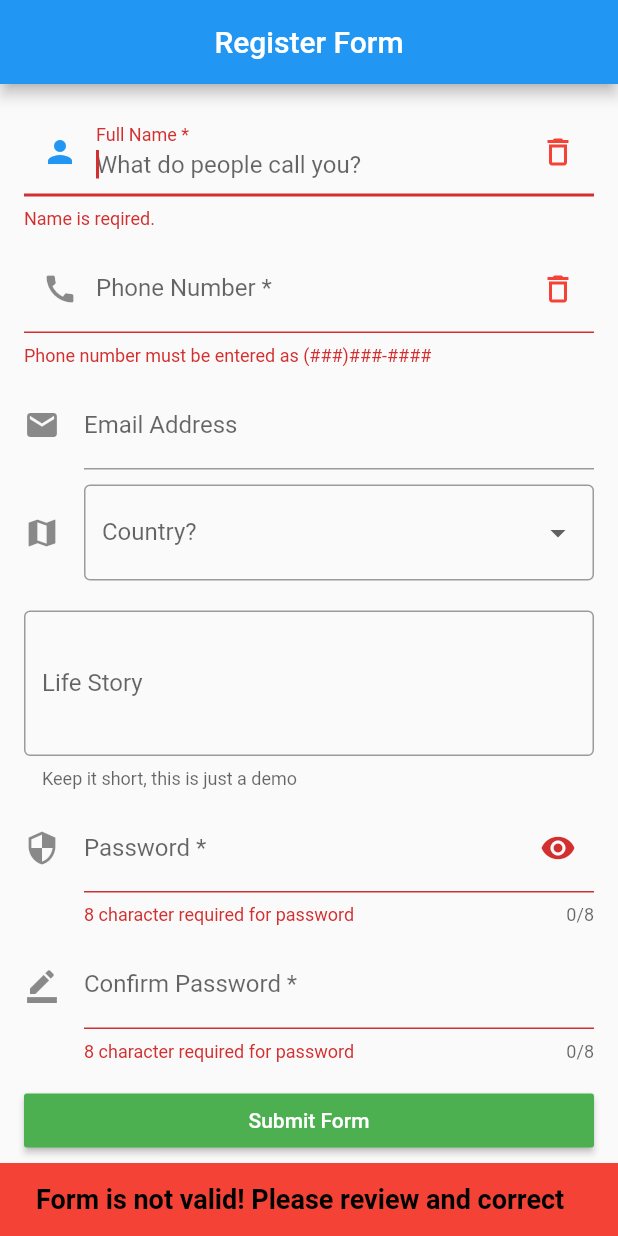
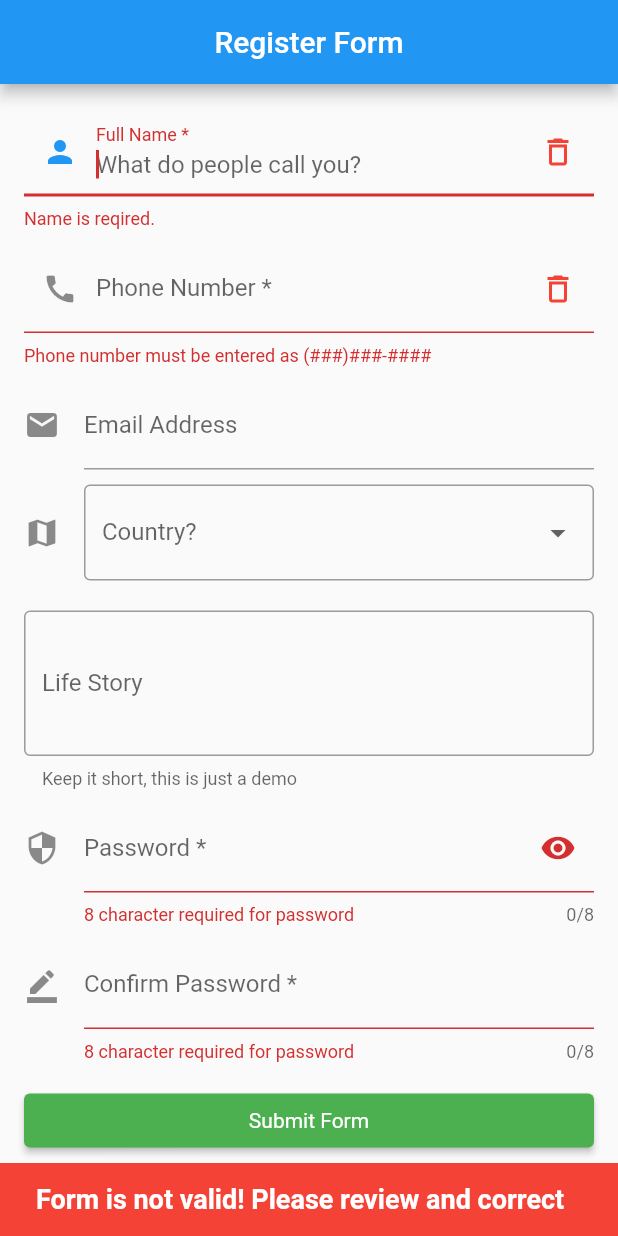
Before and after one commit to Virer2013/Learn_Flutter, a Flutter app: the screen it shows after launch, after a tap on "Submit Form", on a phone screen of 412 x 824 dp. Run offline on Flutter 3.47's test engine with Material 2 defaults, Android fonts, the light colour scheme and no system bars; our stand-ins replace cached_network_image, dartz, equatable, flutter_bloc, get_it, internet_connection_checker and 1 more; generated files the repository leaves out were written again.

Commit message:
first commit

```diff
--- a/form_example/lib/pages/register_form_page.dart
+++ b/form_example/lib/pages/register_form_page.dart
@@ -222,13 +222,14 @@ class _RegisterFormPageState extends State<RegisterFormPage> {
               validator: _validatePassword,
             ),
             SizedBox(height: 15),
-            RaisedButton(
+            ElevatedButton(
+              child: Text('Submit Form'),
               onPressed: _submitForm,
-              color: Colors.green,
-              child: Text(
-                'Submit Form',
-                style: TextStyle(color: Colors.white),
+              style: ElevatedButton.styleFrom(
+                primary: Colors.green,
+                textStyle: TextStyle(color: Colors.white),
               ),
+              //color: Colors.green,
             ),
           ],
         ),
@@ -287,20 +288,34 @@ class _RegisterFormPageState extends State<RegisterFormPage> {
   }
 
   void _showMessage({String message}) {
-    _scaffoldKey.currentState.showSnackBar(
+    ScaffoldMessenger.of(context).showSnackBar(
       SnackBar(
         duration: Duration(seconds: 5),
         backgroundColor: Colors.red,
         content: Text(
           message,
           style: TextStyle(
-            color: Colors.black,
+            color: Colors.white,
             fontWeight: FontWeight.w600,
             fontSize: 18.0,
           ),
         ),
       ),
     );
+    // _scaffoldKey.currentState.showSnackBar(
+    //   SnackBar(
+    //     duration: Duration(seconds: 5),
+    //     backgroundColor: Colors.red,
+    //     content: Text(
+    //       message,
+    //       style: TextStyle(
+    //         color: Colors.black,
+    //         fontWeight: FontWeight.w600,
+    //         fontSize: 18.0,
+    //       ),
+    //     ),
+    //   ),
+    // );
   }
 
   void _showDialog({String name}) {
@@ -322,7 +337,7 @@ class _RegisterFormPageState extends State<RegisterFormPage> {
               ),
             ),
             actions: [
-              FlatButton(
+              TextButton(
                   onPressed: () {
                     Navigator.pop(context);
                     Navigator.push(
--- a/form_example/lib/pages/user_info_page.dart
+++ b/form_example/lib/pages/user_info_page.dart
@@ -3,7 +3,7 @@ import 'package:form_example/model/user.dart';
 
 class UserInfoPage extends StatelessWidget {
 
-  User userInfo;
+  final User userInfo;
   UserInfoPage({this.userInfo});
 
   @override
```
Also changed, not shown: form_example/pubspec.lock.
